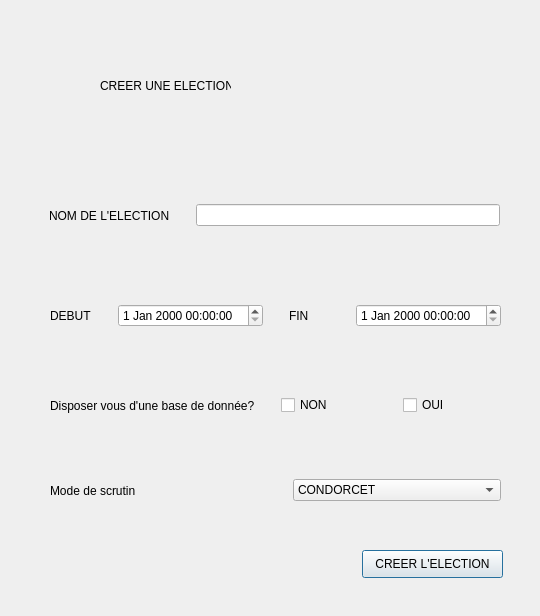
First picture: the form in IHM 2/CREER.ui, repository enst-abstention/votes-alternatifs, before the edit.
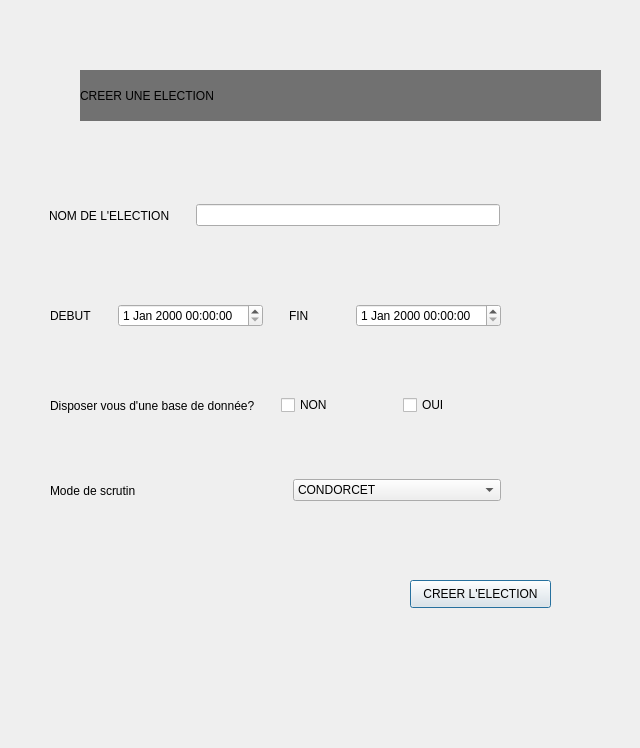
Second picture: the form after the edit. Icons and pictures are not drawn.

Diff of the .ui file:
```diff
--- a/IHM 2/CREER.ui
+++ b/IHM 2/CREER.ui
@@ -6,22 +6,33 @@
    <rect>
     <x>0</x>
     <y>0</y>
-    <width>540</width>
-    <height>616</height>
+    <width>640</width>
+    <height>748</height>
    </rect>
   </property>
   <property name="windowTitle">
    <string>Dialog</string>
   </property>
+  <property name="styleSheet">
+   <string notr="true">background-image: url(:/newPrefix/IHM/urneess.jpg);</string>
+  </property>
   <widget class="QLabel" name="label">
    <property name="geometry">
     <rect>
-     <x>100</x>
+     <x>80</x>
      <y>70</y>
-     <width>131</width>
-     <height>31</height>
+     <width>521</width>
+     <height>51</height>
     </rect>
    </property>
+   <property name="styleSheet">
+    <string notr="true">color: rgb(0, 0, 0);
+alternate-background-color: rgb(93, 93, 93);
+background-color: rgb(113, 113, 113);
+font: 8pt &quot;Kristen ITC&quot;;
+font: 24pt &quot;Kristen ITC&quot;;
+</string>
+   </property>
    <property name="text">
     <string>CREER UNE ELECTION</string>
    </property>
@@ -214,8 +225,8 @@
   <widget class="QPushButton" name="pushButton">
    <property name="geometry">
     <rect>
-     <x>362</x>
-     <y>550</y>
+     <x>410</x>
+     <y>580</y>
      <width>141</width>
      <height>28</height>
     </rect>
```
Left out of the diff: 11 changed lines with no effect on the pictures.
